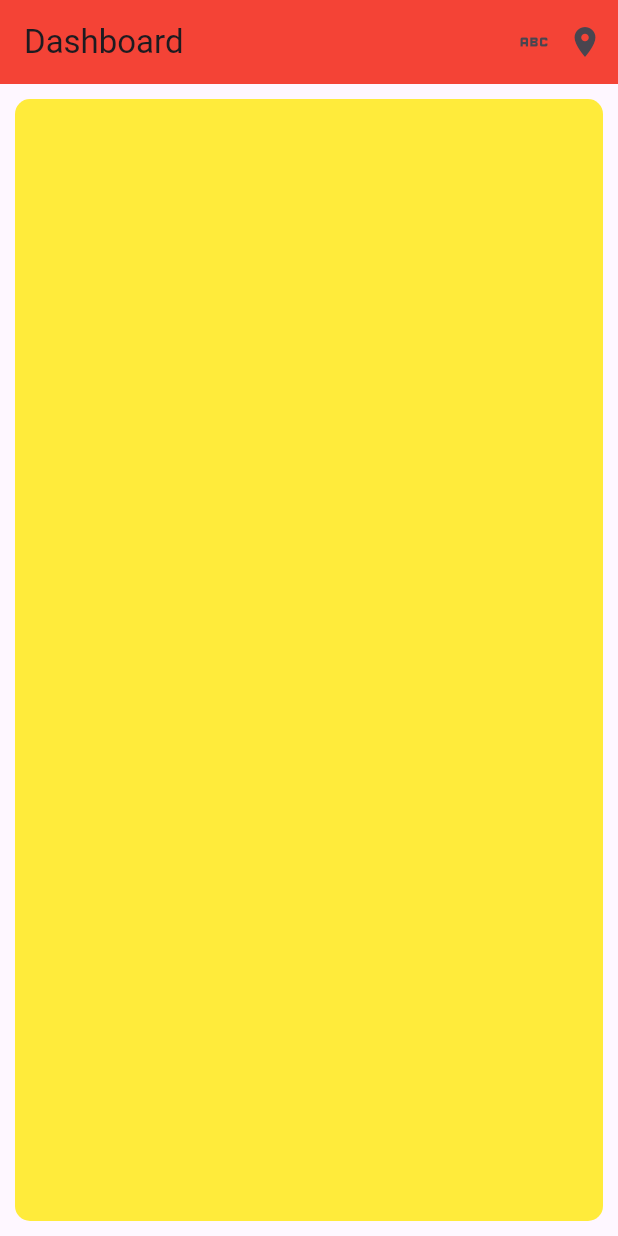
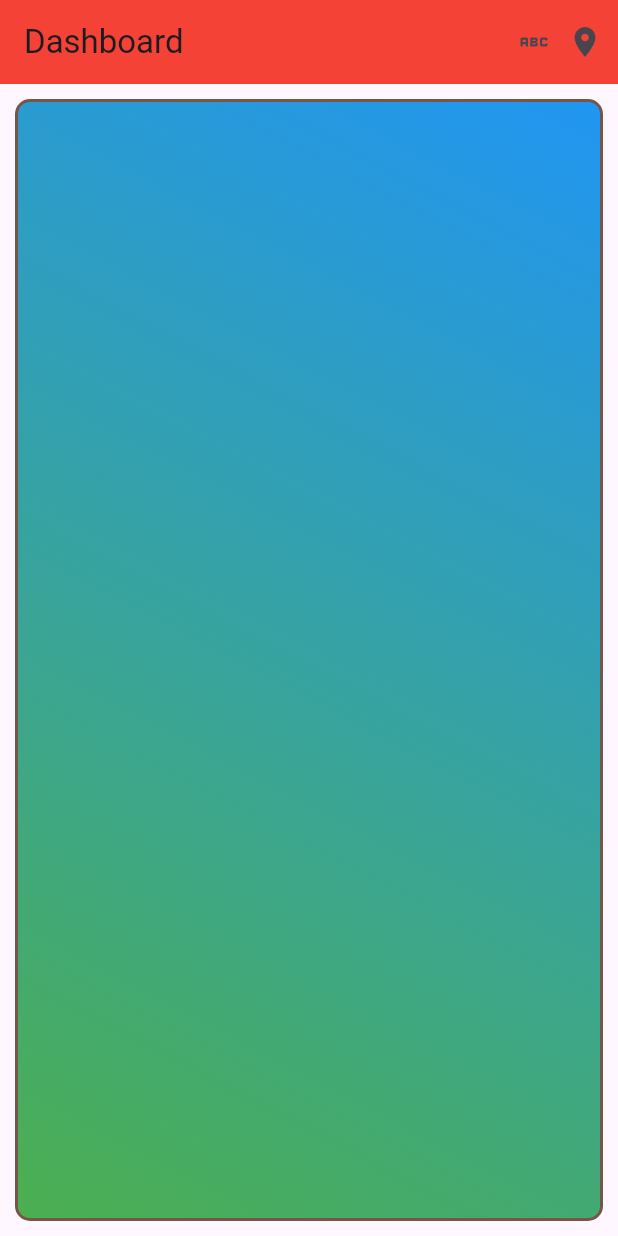
Before and after one commit to RIOKOWI/flutter_container, a Flutter app: the screen it shows after launch, on a phone screen of 412 x 824 dp. Run offline on Flutter 3.47's test engine with Material 3 defaults, Android fonts, the phone set to English and light mode, and no system bars.

Commit message:
linear gradient

```diff
--- a/lib/main.dart
+++ b/lib/main.dart
@@ -39,7 +39,18 @@ class Home extends StatelessWidget {
               decoration: BoxDecoration(
                 color: Colors.yellow,
                 borderRadius: BorderRadius.circular(10),
-
+                gradient: LinearGradient(
+                  begin: Alignment.topRight,
+                  end: Alignment.bottomLeft,
+                  colors: [
+                    Colors.blue,
+                    Colors.green,
+                  ],
+                ),
+                border: Border.all(
+                  color: Colors.brown,
+                  width: 2
+                )
               ),
             )
           );
```
